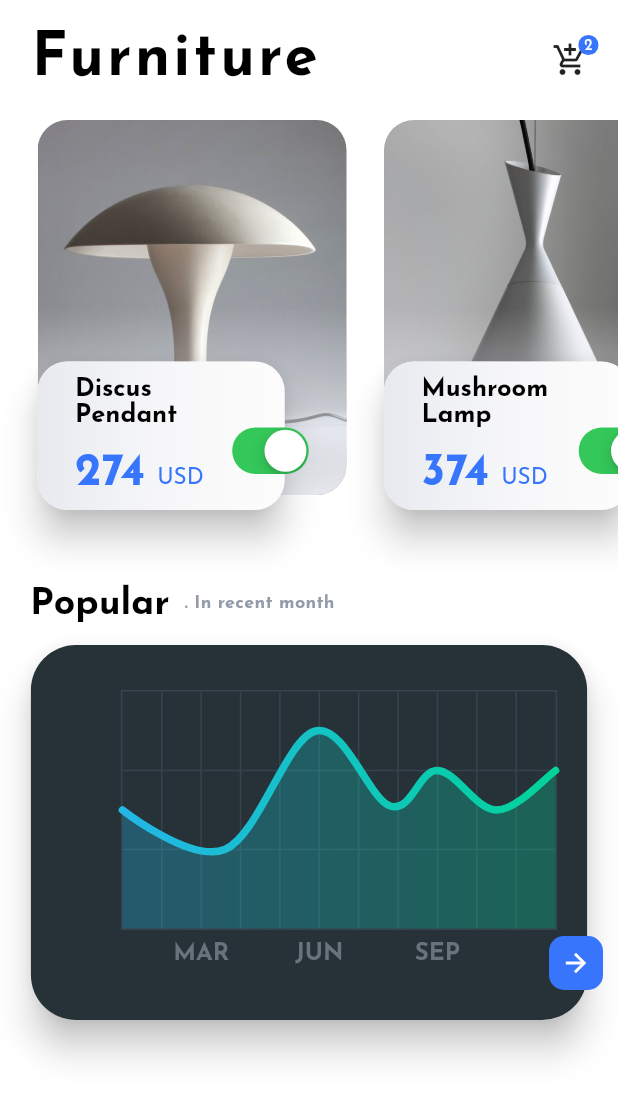
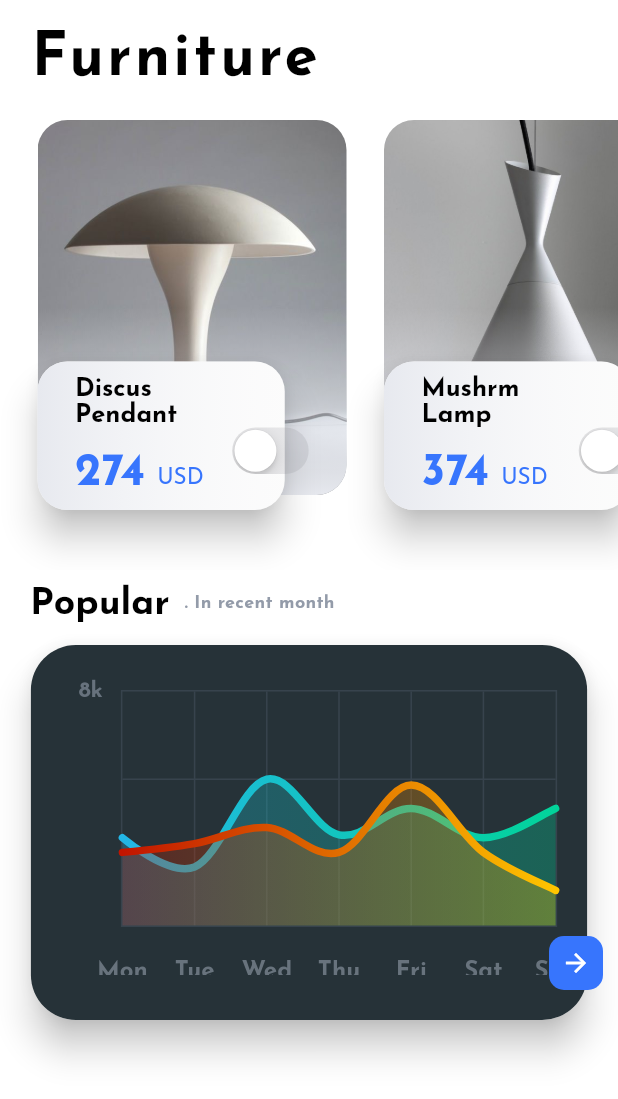
Before and after one commit to amiraZaouali/project, a Flutter app: the LandingScreen screen opened directly with empty values, after a tap on "Check Now", on a phone screen of 412 x 824 dp. Shown: the top 1099 px of the screen. Run offline on Flutter 3.47's test engine with Material 2 defaults, Android fonts, the phone set to English and light mode, and no system bars; drawn by our look-alikes of fl_chart; our stand-ins replace flutter_secure_storage, font_awesome_flutter, google_fonts, shared_preferences, simple_animations; accounts and stored records are empty.

Commit message:
More updates to charts screen

```diff
--- a/mobile/lib/pages/furniture.dart
+++ b/mobile/lib/pages/furniture.dart
@@ -26,7 +26,6 @@ class Furniture extends StatelessWidget {
               ),
               child: TitleLarge(
                 title: 'Furniture',
-                icon: Icons.add_shopping_cart,
               ),
             ),
             SizedBox(height: 20),
@@ -72,10 +71,8 @@ class Furniture extends StatelessWidget {
     physics: BouncingScrollPhysics(),
     shrinkWrap: true,
     itemCount: lampList.length,
-    itemBuilder: (context, int index) => Lamp(
-      item: lampList[index],
-      index: index,
-    ),
+    itemBuilder: (context, int index) =>
+        Lamp(item: lampList[index], index: index, nextScreen: Details()),
   );
   final buildFurnitureCategories = Container(
     height: 100.0,
--- a/mobile/lib/screens/Fitness-App-HomeScreen.dart
+++ b/mobile/lib/screens/Fitness-App-HomeScreen.dart
@@ -397,6 +397,10 @@ LineChartData mainData() {
     const Color(0xff23b6e6),
     const Color(0xff02d39a),
   ];
+  List<Color> gradientColors2 = [
+    const Color(0xffc21500),
+    const Color(0xffffc500),
+  ];
   return LineChartData(
     gridData: FlGridData(
       show: true,
@@ -418,23 +422,31 @@ LineChartData mainData() {
       show: true,
       bottomTitles: SideTitles(
         showTitles: true,
-        reservedSize: 22,
+        reservedSize: 10,
         getTextStyles: (value) => const TextStyle(
             color: Color(0xff68737d),
             fontWeight: FontWeight.bold,
             fontSize: 16),
         getTitles: (value) {
           switch (value.toInt()) {
+            case 0:
+              return 'Mon';
+            case 1:
+              return 'Tue';
             case 2:
-              return 'MAR';
+              return 'Wed';
+            case 3:
+              return 'Thu';
+            case 4:
+              return 'Fri';
             case 5:
-              return 'JUN';
-            case 8:
-              return 'SEP';
+              return 'Sat';
+            case 6:
+              return 'Sun';
           }
           return '';
         },
-        margin: 8,
+        margin: 22,
       ),
       leftTitles: SideTitles(
         showTitles: true,
@@ -445,12 +457,14 @@ LineChartData mainData() {
         ),
         getTitles: (value) {
           switch (value.toInt()) {
-            case 1:
-              return '10k';
-            case 3:
-              return '30k';
-            case 5:
-              return '50k';
+            case 2:
+              return '2k';
+            case 4:
+              return '4k';
+            case 6:
+              return '6k';
+            case 8:
+              return '8k';
           }
           return '';
         },
@@ -462,19 +476,19 @@ LineChartData mainData() {
         show: true,
         border: Border.all(color: const Color(0xff37434d), width: 1)),
     minX: 0,
-    maxX: 11,
+    maxX: 6,
     minY: 0,
-    maxY: 6,
+    maxY: 8,
     lineBarsData: [
       LineChartBarData(
         spots: [
           FlSpot(0, 3),
-          FlSpot(2.6, 2),
-          FlSpot(4.9, 5),
-          FlSpot(6.8, 3.1),
-          FlSpot(8, 4),
-          FlSpot(9.5, 3),
-          FlSpot(11, 4),
+          FlSpot(1, 2),
+          FlSpot(2, 5),
+          FlSpot(3, 3.1),
+          FlSpot(4, 4),
+          FlSpot(5, 3),
+          FlSpot(6, 4),
         ],
         isCurved: true,
         colors: gradientColors,
@@ -487,6 +501,29 @@ LineChartData mainData() {
           show: true,
           colors:
               gradientColors.map((color) => color.withOpacity(0.3)).toList(),
+        ),
+      ),
+      LineChartBarData(
+        spots: [
+          FlSpot(0, 2.5),
+          FlSpot(1, 2.8),
+          FlSpot(2, 3.35),
+          FlSpot(3, 2.5),
+          FlSpot(4, 4.8),
+          FlSpot(5, 2.5),
+          FlSpot(6, 1.2),
+        ],
+        isCurved: true,
+        colors: gradientColors2,
+        barWidth: 5,
+        isStrokeCapRound: true,
+        dotData: FlDotData(
+          show: false,
+        ),
+        belowBarData: BarAreaData(
+          show: true,
+          colors:
+              gradientColors2.map((color) => color.withOpacity(0.3)).toList(),
         ),
       ),
     ],
--- a/mobile/lib/screens/landingScreen.dart
+++ b/mobile/lib/screens/landingScreen.dart
@@ -4,7 +4,6 @@ import 'package:flutter/material.dart';
 import 'Fitness-App-HomeScreen.dart';
 
 import '../pages/furniture.dart';
-
 
 class LandingScreen extends StatefulWidget {
   final String image;
@@ -27,17 +26,13 @@ class _LandingScreenState extends State<LandingScreen> {
           width: double.infinity,
           decoration: BoxDecoration(
               image: DecorationImage(
-                image: AssetImage(widget.image),
-                fit: BoxFit.cover
-              ),
+                  image: AssetImage(widget.image), fit: BoxFit.cover),
               boxShadow: [
                 BoxShadow(
                     color: Colors.grey[400],
                     blurRadius: 10,
-                  offset: Offset(0, 10)
-                )
-              ]
-            ),
+                    offset: Offset(0, 10))
+              ]),
           child: Stack(
             children: <Widget>[
               Padding(
@@ -51,17 +46,22 @@ class _LandingScreenState extends State<LandingScreen> {
                         Navigator.pop(context);
                       },
                       child: Container(
-                          child: Icon(Icons.arrow_back_ios, color: Colors.white,),
+                        child: Icon(
+                          Icons.arrow_back_ios,
+                          color: Colors.white,
+                        ),
                       ),
                     ),
                     Container(
                       width: 35,
                       height: 35,
                       decoration: BoxDecoration(
-                          shape: BoxShape.circle,
-                          color: Colors.white
+                          shape: BoxShape.circle, color: Colors.white),
+                      child: Center(
+                        child: Icon(
+                          Icons.favorite_border,
+                          size: 20,
                         ),
-                        child: Center(                        child: Icon(Icons.favorite_border, size: 20,),
                       ),
                     )
                   ],
@@ -72,7 +72,9 @@ class _LandingScreenState extends State<LandingScreen> {
                 left: 0,
                 width: MediaQuery.of(context).size.width,
                 height: 500,
-                  child: FadeAnimation(1, Container(
+                child: FadeAnimation(
+                    1,
+                    Container(
                       padding: EdgeInsets.all(20),
                       decoration: BoxDecoration(
                           gradient: LinearGradient(
@@ -80,72 +82,120 @@ class _LandingScreenState extends State<LandingScreen> {
                               colors: [
                             Colors.black.withOpacity(.9),
                             Colors.black.withOpacity(.0),
-                        ]
-                      )
-                    ),
+                          ])),
                       child: Column(
                           crossAxisAlignment: CrossAxisAlignment.start,
                           mainAxisAlignment: MainAxisAlignment.end,
                           children: <Widget>[
-                        FadeAnimation(1.3, Text("Livingroom", style: TextStyle(color: Colors.white, fontSize: 50, fontWeight: FontWeight.bold),)),
-                        SizedBox(height: 25,),
-                        FadeAnimation(1.4, Text("pawer", style: TextStyle(color: Colors.white, fontSize: 20),)),
-                        SizedBox(height: 10,),
+                            FadeAnimation(
+                                1.3,
+                                Text(
+                                  "Livingroom",
+                                  style: TextStyle(
+                                      color: Colors.white,
+                                      fontSize: 50,
+                                      fontWeight: FontWeight.bold),
+                                )),
+                            SizedBox(
+                              height: 25,
+                            ),
+                            FadeAnimation(
+                                1.4,
+                                Text(
+                                  "pawer",
+                                  style: TextStyle(
+                                      color: Colors.white, fontSize: 20),
+                                )),
+                            SizedBox(
+                              height: 10,
+                            ),
                             Row(
                               children: <Widget>[
-                            FadeAnimation(1.5, Container(
+                                FadeAnimation(
+                                    1.5,
+                                    Container(
                                       width: 60,
                                       height: 40,
                                       margin: EdgeInsets.only(right: 20),
                                       child: Center(
-                                child: Text('TV', style: TextStyle(color: Colors.white, fontWeight: FontWeight.bold),)
-                              ),
+                                          child: Text(
+                                        'TV',
+                                        style: TextStyle(
+                                            color: Colors.white,
+                                            fontWeight: FontWeight.bold),
                                       )),
-                            FadeAnimation(1.45, Container(
+                                    )),
+                                FadeAnimation(
+                                    1.45,
+                                    Container(
                                       width: 61,
                                       height: 40,
                                       margin: EdgeInsets.only(right: 20),
                                       decoration: BoxDecoration(
                                           color: Colors.white,
-                                borderRadius: BorderRadius.circular(10)
-                              ),
+                                          borderRadius:
+                                              BorderRadius.circular(10)),
                                       child: Center(
-                                child: Text('Air conditioner', style: TextStyle(fontWeight: FontWeight.bold),)
-                              ),
+                                          child: Text(
+                                        'Air conditioner',
+                                        style: TextStyle(
+                                            fontWeight: FontWeight.bold),
                                       )),
-                            FadeAnimation(1.46, Container(
+                                    )),
+                                FadeAnimation(
+                                    1.46,
+                                    Container(
                                       width: 60,
                                       height: 40,
                                       margin: EdgeInsets.only(right: 20),
                                       child: Center(
-                                child: Text('Washing Machine', style: TextStyle(color: Colors.white, fontWeight: FontWeight.bold),)
-                              ),
+                                          child: Text(
+                                        'Washing Machine',
+                                        style: TextStyle(
+                                            color: Colors.white,
+                                            fontWeight: FontWeight.bold),
                                       )),
-                            FadeAnimation(1.47, Container(
+                                    )),
+                                FadeAnimation(
+                                    1.47,
+                                    Container(
                                       width: 60,
                                       height: 40,
                                       margin: EdgeInsets.only(right: 20),
                                       child: Center(
-                                child: Text('Electric Oven', style: TextStyle(color: Colors.white, fontWeight: FontWeight.bold),)
-                              ),
+                                          child: Text(
+                                        'Electric Oven',
+                                        style: TextStyle(
+                                            color: Colors.white,
+                                            fontWeight: FontWeight.bold),
+                                      )),
                                     )),
                               ],
                             ),
-                        SizedBox(height: 60,),
-                        FadeAnimation(1.5, Container(
+                            SizedBox(
+                              height: 60,
+                            ),
+                            FadeAnimation(
+                              1.5,
+                              GestureDetector(
+                                child: Container(
                                   height: 50,
                                   decoration: BoxDecoration(
                                       color: Colors.white,
-                            borderRadius: BorderRadius.circular(15)
+                                      borderRadius: BorderRadius.circular(15)),
+                                  child: Center(
+                                      child: Text(
+                                    'Check Now',
+                                    style:
+                                        TextStyle(fontWeight: FontWeight.bold),
+                                  )),
                                 ),
-                       child: GestureDetector(
                                 onTap: () {
-                            Navigator.push(context, MaterialPageRoute(builder: (context) => Furniture()));
+                                  Navigator.push(
+                                      context,
+                                      MaterialPageRoute(
+                                          builder: (context) => Furniture()));
                                 },
-                          child: Center(
-                            child: Text('Check Now', style: TextStyle(fontWeight: FontWeight.bold),)
-                          ),
-                          ),
                               ),
                             ),
                           ]),
@@ -154,8 +204,7 @@ class _LandingScreenState extends State<LandingScreen> {
             ],
           ),
         ),
-        )
-      ),
+      )),
     );
   }
 }
--- a/mobile/lib/utils/constant.dart
+++ b/mobile/lib/utils/constant.dart
@@ -19,17 +19,11 @@ const List lampsImage = [
   {'image': '${imagePath}/1.jpg'},
   {'image': '${imagePath}/2.jpg'},
   {'image': '${imagePath}/3.jpg'},
-  {'image': '${imagePath}/3.jpg'},
-  {'image': '${imagePath}/3.jpg'},
-  {'image': '${imagePath}/3.jpg'},
 ];
 List<ProfileMenu> lampList = [
-  // ProfileMenu(title: 'Landscape', subTitle: '384'),
   ProfileMenu(title: 'Discus Pendant', subTitle: '274'),
-  ProfileMenu(title: 'Mushroom Lamp', subTitle: '374'),
+  ProfileMenu(title: 'Mushrm Lamp', subTitle: '374'),
   ProfileMenu(title: 'Titanic Pendant', subTitle: '562'),
-  ProfileMenu(title: 'Torn Lighting', subTitle: '105'),
-  ProfileMenu(title: 'Abduction Pendant', subTitle: '365'),
 ];
 const List profileItems = [
   {'count': '846', 'name': 'Collect'},
--- a/mobile/lib/widgets/furniture/lamp.dart
+++ b/mobile/lib/widgets/furniture/lamp.dart
@@ -4,10 +4,17 @@ import '../../utils/constant.dart';
 import '../../widgets/furniture/custom_side_button.dart';
 import 'package:flutter/material.dart';
 
-class Lamp extends StatelessWidget {
+class Lamp extends StatefulWidget {
   final ProfileMenu item;
   final int index;
   Lamp({this.item, this.index});
+
+  @override
+  _LampState createState() => _LampState();
+}
+
+class _LampState extends State<Lamp> {
+  bool _isOn = false;
   @override
   Widget build(BuildContext context) {
     Size deviceSize = MediaQuery.of(context).size;
@@ -32,7 +39,7 @@ class Lamp extends StatelessWidget {
                 child: ClipRRect(
                   borderRadius: BorderRadius.circular(20.0),
                   child: Image.asset(
-                    lampsImage[index]['image'],
+                    lampsImage[widget.index]['image'],
                     fit: BoxFit.cover,
                   ),
                 ),
@@ -87,7 +94,7 @@ class Lamp extends StatelessWidget {
                                 crossAxisAlignment: CrossAxisAlignment.start,
                                 children: <Widget>[
                                   Text(
-                                    item.title,
+                                    widget.item.title,
                                     style: TextStyle(
                                       color: Colors.black,
                                       fontSize: 17.0,
@@ -106,7 +113,7 @@ class Lamp extends StatelessWidget {
                                 // crossAxisAlignment: CrossAxisAlignment.end,
                                 children: <Widget>[
                                   Text(
-                                    item.subTitle,
+                                    widget.item.subTitle,
                                     style: TextStyle(
                                       color: profile_info_background,
                                       fontSize: 30.0,
@@ -138,8 +145,13 @@ class Lamp extends StatelessWidget {
                         bottom: 20.0,
                         right: -20.0,
                         child: CupertinoSwitch(
-                          value: true,
-                          onChanged: (bool value) {},
+                          value: _isOn,
+                          activeColor: Colors.lightBlue,
+                          onChanged: (bool value) {
+                            setState(() {
+                              _isOn = !_isOn;
+                            });
+                          },
                         )
                         //   CustomSideButton(
                         //     icon: Icons.arrow_forward,
```
Lines whose indentation alone changed are shown as unchanged.
